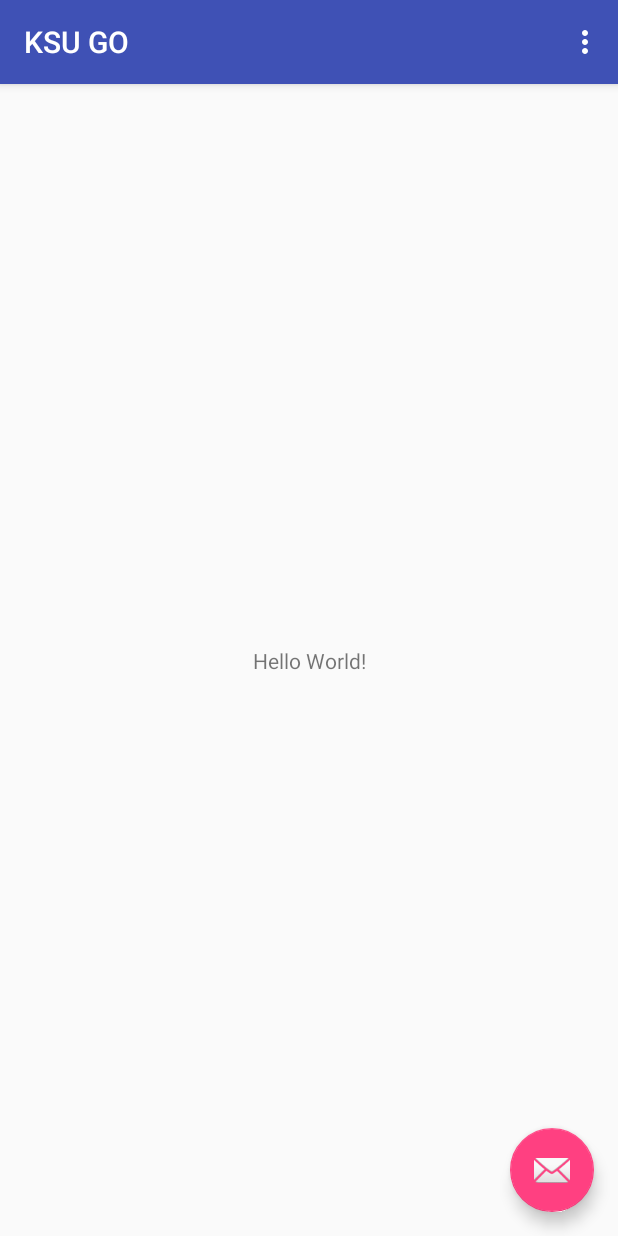
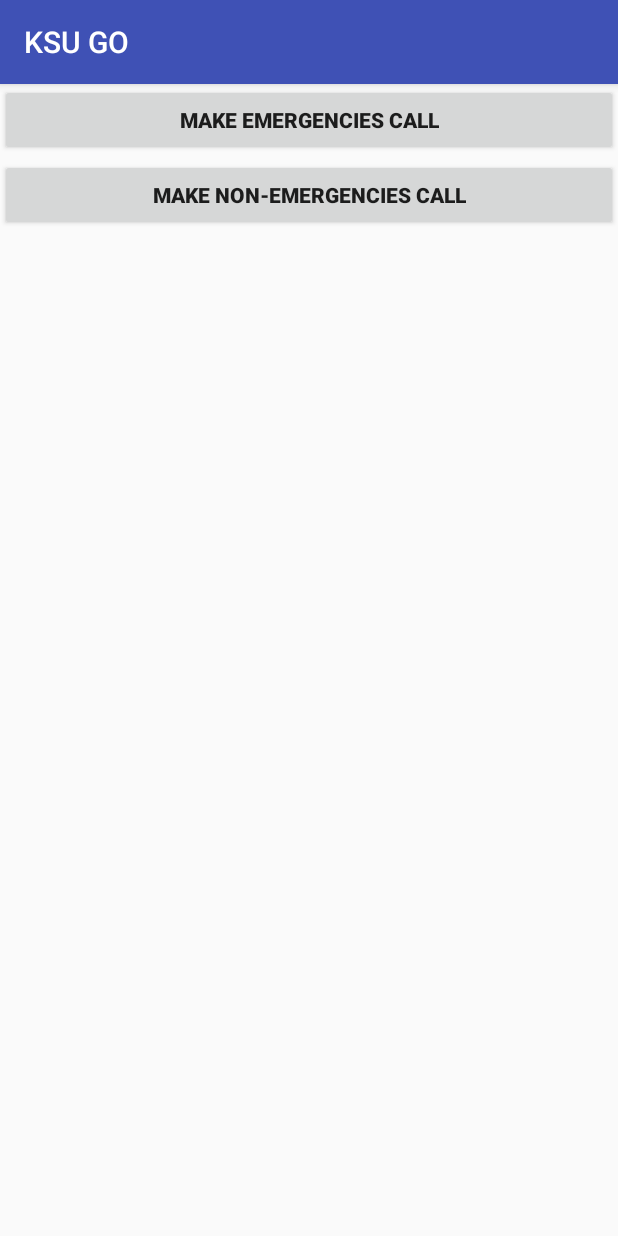
Before and after one commit to cgodwin7/ksu-go, an Android app: the screen it shows after launch (MainActivity), on a phone screen of 412 x 824 dp. Run offline under Robolectric (Android 15) with nearby library versions, the phone set to English and light mode, and no system bars.

Commit message:
Call functions

```diff
--- a/app/src/main/AndroidManifest.xml
+++ b/app/src/main/AndroidManifest.xml
@@ -1,6 +1,8 @@
 <?xml version="1.0" encoding="utf-8"?>
 <manifest xmlns:android="http://schemas.android.com/apk/res/android"
     package="com.group5.ksugo">
+
+    <uses-permission android:name="android.permission.CALL_PHONE"/>
 
     <application
         android:allowBackup="true"
--- a/app/src/main/java/com/group5/ksugo/MainActivity.java
+++ b/app/src/main/java/com/group5/ksugo/MainActivity.java
@@ -1,5 +1,7 @@
 package com.group5.ksugo;
 
+import android.content.Intent;
+import android.net.Uri;
 import android.os.Bundle;
 import android.support.design.widget.FloatingActionButton;
 import android.support.design.widget.Snackbar;
@@ -8,8 +10,11 @@ import android.support.v7.widget.Toolbar;
 import android.view.View;
 import android.view.Menu;
 import android.view.MenuItem;
+import android.widget.*;
 
 public class MainActivity extends AppCompatActivity {
+
+    Button b, c;
 
     @Override
     protected void onCreate(Bundle savedInstanceState) {
@@ -18,16 +23,30 @@ public class MainActivity extends AppCompatActivity {
         Toolbar toolbar = (Toolbar) findViewById(R.id.toolbar);
         setSupportActionBar(toolbar);
 
-        FloatingActionButton fab = (FloatingActionButton) findViewById(R.id.fab);
-        fab.setOnClickListener(new View.OnClickListener() {
+        b=findViewById(R.id.call1);
+
+        b.setOnClickListener(new View.OnClickListener() {
             @Override
-            public void onClick(View view) {
-                Snackbar.make(view, "Replace with your own action", Snackbar.LENGTH_LONG)
-                        .setAction("Action", null).show();
+            public void onClick(View v){
+                Intent callIntent = new Intent(Intent.ACTION_CALL);
+                callIntent.setData(Uri.parse("tel:470-578-6666"));
+                startActivity(callIntent);
             }
         });
+
+        c=findViewById(R.id.call2);
+
+        c.setOnClickListener(new View.OnClickListener() {
+            @Override
+            public void onClick(View v){
+                Intent callIntent = new Intent(Intent.ACTION_CALL);
+                callIntent.setData(Uri.parse("tel:470-578-6206"));
+                startActivity(callIntent);
+            }
+        });
+
     }
-
+/*
     @Override
     public boolean onCreateOptionsMenu(Menu menu) {
         // Inflate the menu; this adds items to the action bar if it is present.
@@ -48,5 +67,7 @@ public class MainActivity extends AppCompatActivity {
         }
 
         return super.onOptionsItemSelected(item);
-    }
+    }*/
+
+
 }
--- a/app/src/main/res/layout/activity_main.xml
+++ b/app/src/main/res/layout/activity_main.xml
@@ -18,16 +18,11 @@
             android:background="?attr/colorPrimary"
             app:popupTheme="@style/AppTheme.PopupOverlay" />
 
+
+
     </android.support.design.widget.AppBarLayout>
 
     <include layout="@layout/content_main" />
 
-    <android.support.design.widget.FloatingActionButton
-        android:id="@+id/fab"
-        android:layout_width="wrap_content"
-        android:layout_height="wrap_content"
-        android:layout_gravity="bottom|end"
-        android:layout_margin="@dimen/fab_margin"
-        app:srcCompat="@android:drawable/ic_dialog_email" />
 
 </android.support.design.widget.CoordinatorLayout>
--- a/app/src/main/res/layout/content_main.xml
+++ b/app/src/main/res/layout/content_main.xml
@@ -8,13 +8,36 @@
     tools:context="com.group5.ksugo.MainActivity"
     tools:showIn="@layout/activity_main">
 
+    <!--
     <TextView
+        android:id="@+id/textView2"
         android:layout_width="wrap_content"
         android:layout_height="wrap_content"
         android:text="Hello World!"
+        android:textSize="40dp"
+
+
         app:layout_constraintBottom_toBottomOf="parent"
         app:layout_constraintLeft_toLeftOf="parent"
         app:layout_constraintRight_toRightOf="parent"
+        app:layout_constraintTop_toTopOf="parent" />-->
+
+    <Button
+        android:id="@+id/call1"
+        android:layout_width="fill_parent"
+        android:layout_height="wrap_content"
+        android:text="Make Emergencies Call"
+        android:textStyle="bold"
         app:layout_constraintTop_toTopOf="parent" />
 
+    <Button
+        android:id="@+id/call2"
+        android:layout_width="fill_parent"
+        android:layout_height="wrap_content"
+        android:layout_marginTop="50dp"
+        android:text="Make Non-Emergencies Call"
+        android:textStyle="bold"
+        app:layout_constraintTop_toTopOf="parent" />
+
+
 </android.support.constraint.ConstraintLayout>
--- a/app/src/main/res/values/strings.xml
+++ b/app/src/main/res/values/strings.xml
@@ -1,4 +1,5 @@
 <resources>
     <string name="app_name">KSU GO</string>
     <string name="action_settings">Settings</string>
+
 </resources>
```
Also changed, not shown: app/build.gradle (+6 -3 lines), 100 other files.
